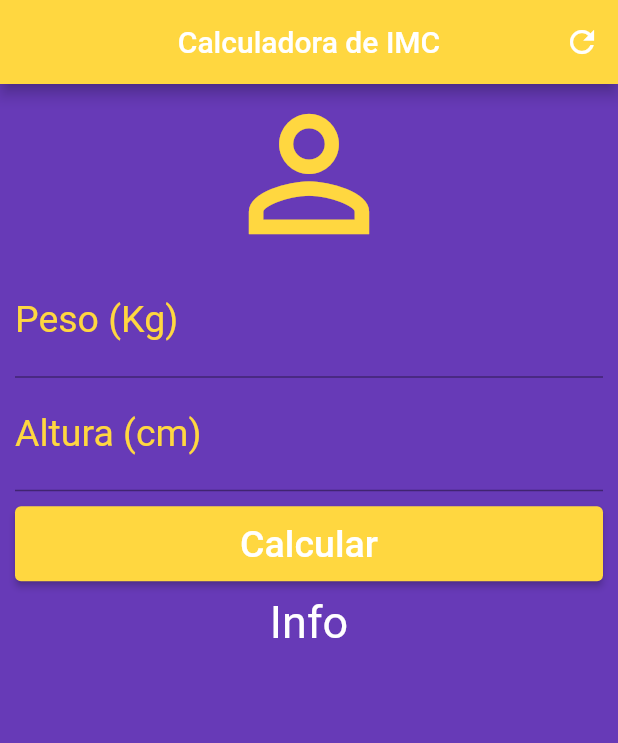
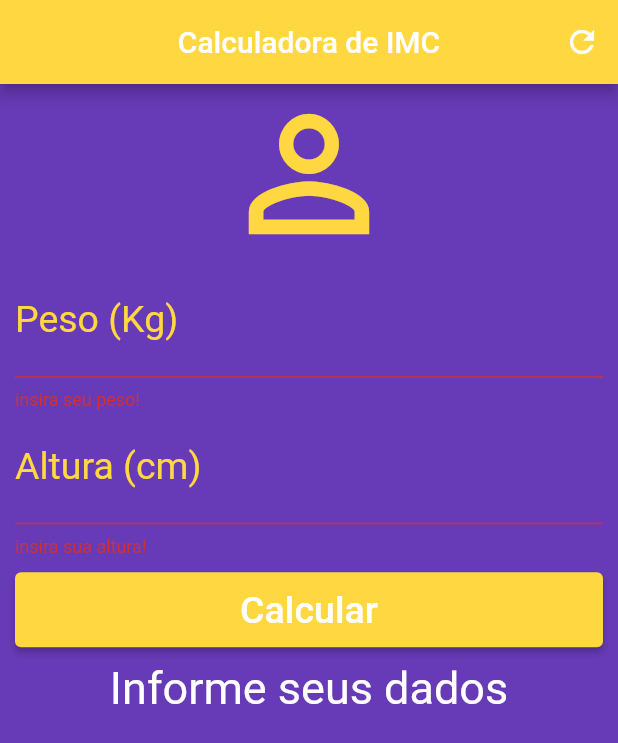
Before and after one commit to dev-sergio/app-imc, a Flutter app: the screen it shows after launch, after a tap on "Calcular", on a phone screen of 412 x 824 dp. Shown: the top 743 px of the screen. Run offline on Flutter 3.47's test engine with Material 2 defaults, Android fonts, the phone set to English and light mode, and no system bars.

Commit message:
Aplicativo finalizado

```diff
--- a/lib/main.dart
+++ b/lib/main.dart
@@ -14,6 +14,44 @@
 }
 
 class _HomeState extends State<Home> {
+  TextEditingController pesoController = TextEditingController();
+  TextEditingController alturaController = TextEditingController();
+
+  GlobalKey<FormState> _formKey = GlobalKey<FormState>();
+
+  String _infoText = "Informe seus dados";
+
+  void _resetaCampos(){
+    pesoController.text = "";
+    alturaController.text = "";
+    setState(() {
+      _infoText = "Informe seus dados";
+      _formKey = GlobalKey<FormState>();
+    });
+  }
+
+  void _calculaImc(){
+    setState(() {
+      double peso = double.parse(pesoController.text);
+      double altura = double.parse(alturaController.text) / 100;
+      double imc = peso / (altura * altura);
+
+      if(imc < 18.6){
+        _infoText = "Abaixo do peso (${imc.toStringAsPrecision(3)})";
+      }else if(imc >= 18.6 && imc < 24.9){
+        _infoText = "Peso ideal (${imc.toStringAsPrecision(3)})";
+      }else if(imc >= 24.9 && imc < 29.9){
+        _infoText = "Levemente acima do peso (${imc.toStringAsPrecision(3)})";
+      }else if(imc >= 29.9 && imc < 34.9){
+        _infoText = "Obesidade grau I (${imc.toStringAsPrecision(3)})";
+      }else if(imc >= 34.9 && imc < 39.9){
+        _infoText = "Obesidade grau II (${imc.toStringAsPrecision(3)})";
+      }else if(imc >= 39.9){
+        _infoText = "Obesidade grau III (${imc.toStringAsPrecision(3)})";
+      }
+    });
+  }
+
   @override
   Widget build(BuildContext context) {
     return Scaffold(
@@ -22,56 +60,82 @@
         centerTitle: true,
         backgroundColor: Colors.amberAccent,
         actions: <Widget>[
-          IconButton(onPressed: () {}, icon: const Icon(Icons.refresh))
+          IconButton(
+              onPressed: _resetaCampos,
+              icon: const Icon(Icons.refresh)
+          )
         ],
       ),
       backgroundColor: Colors.deepPurple,
       body: SingleChildScrollView(
         padding: const EdgeInsets.fromLTRB(10.0, 0.0, 10.0, 0.0),
+        child: Form(
+          key: _formKey,
           child: Column(
             crossAxisAlignment: CrossAxisAlignment.stretch,
             children: <Widget>[
               const Icon(Icons.person_outline,
                   size: 120.0, color: Colors.amberAccent),
-            const TextField(
-              style: TextStyle(color: Colors.white, fontSize: 25.0),
+              TextFormField(
+                controller: pesoController,
+                style: const TextStyle(color: Colors.white, fontSize: 25.0),
                 keyboardType: TextInputType.number,
-              decoration: InputDecoration(
+                decoration: const InputDecoration(
                   labelText: "Peso (Kg)",
                   labelStyle: TextStyle(
                     color: Colors.amberAccent,
                   ),
                 ),
                 textAlign: TextAlign.center,
+                validator: (value) {
+                  if(value!.isEmpty){
+                    return "insira seu peso!";
+                  }
+                  return null;
+                },
               ),
-            const TextField(
-              style: TextStyle(color: Colors.white, fontSize: 25.0),
+              TextFormField(
+                controller: alturaController,
+                style: const TextStyle(color: Colors.white, fontSize: 25.0),
                 keyboardType: TextInputType.number,
-              decoration: InputDecoration(
+                decoration: const InputDecoration(
                   labelText: "Altura (cm)",
                   labelStyle: TextStyle(
                     color: Colors.amberAccent,
                   ),
                 ),
                 textAlign: TextAlign.center,
+                validator: (value) {
+                  if(value!.isEmpty){
+                    return "insira sua altura!";
+                  }
+                  return null;
+                },
               ),
               Padding(
                 padding: const EdgeInsets.only(bottom: 10.0, top: 10.0),
                 child: SizedBox(
                   height: 50,
                   child: ElevatedButton(
-                  style: ElevatedButton.styleFrom(primary: const Color(0xffffd740)),
-                  onPressed: () {},
-                  child:
-                      const Text("Calcular", style: TextStyle(color: Colors.white, fontSize: 25.0)),
+                    style: ElevatedButton.styleFrom(
+                        primary: const Color(0xffffd740)),
+                    onPressed: (){
+                      if (_formKey.currentState!.validate()){
+                        _calculaImc();
+                      }
+                    },
+                    child: const Text("Calcular",
+                        style: TextStyle(color: Colors.white, fontSize: 25.0)),
                   ),
                 ),
               ),
-            const Text("Info",
+              Text(
+                _infoText,
                 textAlign: TextAlign.center,
-              style: TextStyle(color: Colors.white, fontSize: 30.0),
+                style: const TextStyle(color: Colors.white, fontSize: 30.0),
               )
             ],
+          ),
         ),
       ),
     );
```
Lines whose indentation alone changed are shown as unchanged.
